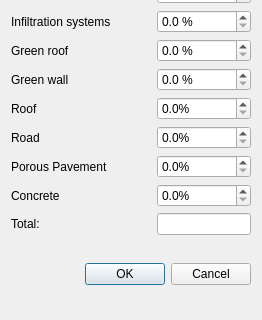
Above: src/mcedit/celldialog_heat.ui from iut-ibk/P8Modules before the change; both pictures show x 0 to 262 and y 255 to 575 of the 262 by 575 pixel window. Below: the same form after it.
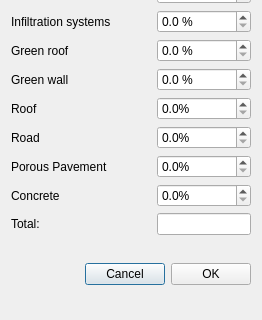
That is the form after the change.

Commit message: changed save mechanic a bit user now has to insert valid data before closing and saving the window

Diff of the .ui file:
```diff
--- a/src/mcedit/celldialog_heat.ui
+++ b/src/mcedit/celldialog_heat.ui
@@ -321,17 +321,35 @@
     </layout>
    </item>
    <item>
-    <widget class="QDialogButtonBox" name="buttonBox">
-     <property name="orientation">
-      <enum>Qt::Horizontal</enum>
-     </property>
-     <property name="standardButtons">
-      <set>QDialogButtonBox::Cancel|QDialogButtonBox::Ok</set>
-     </property>
-     <property name="centerButtons">
-      <bool>false</bool>
-     </property>
-    </widget>
+    <layout class="QGridLayout" name="gridLayout_2">
+     <item row="0" column="1">
+      <widget class="QPushButton" name="pb_cancel">
+       <property name="text">
+        <string>Cancel</string>
+       </property>
+      </widget>
+     </item>
+     <item row="0" column="2">
+      <widget class="QPushButton" name="pb_ok">
+       <property name="text">
+        <string>OK</string>
+       </property>
+      </widget>
+     </item>
+     <item row="0" column="0">
+      <spacer name="horizontalSpacer">
+       <property name="orientation">
+        <enum>Qt::Horizontal</enum>
+       </property>
+       <property name="sizeHint" stdset="0">
+        <size>
+         <width>40</width>
+         <height>20</height>
+        </size>
+       </property>
+      </spacer>
+     </item>
+    </layout>
    </item>
   </layout>
  </widget>
```
Left out of the diff: 36 changed lines with no effect on the pictures. The commit also changes 2 other files.
